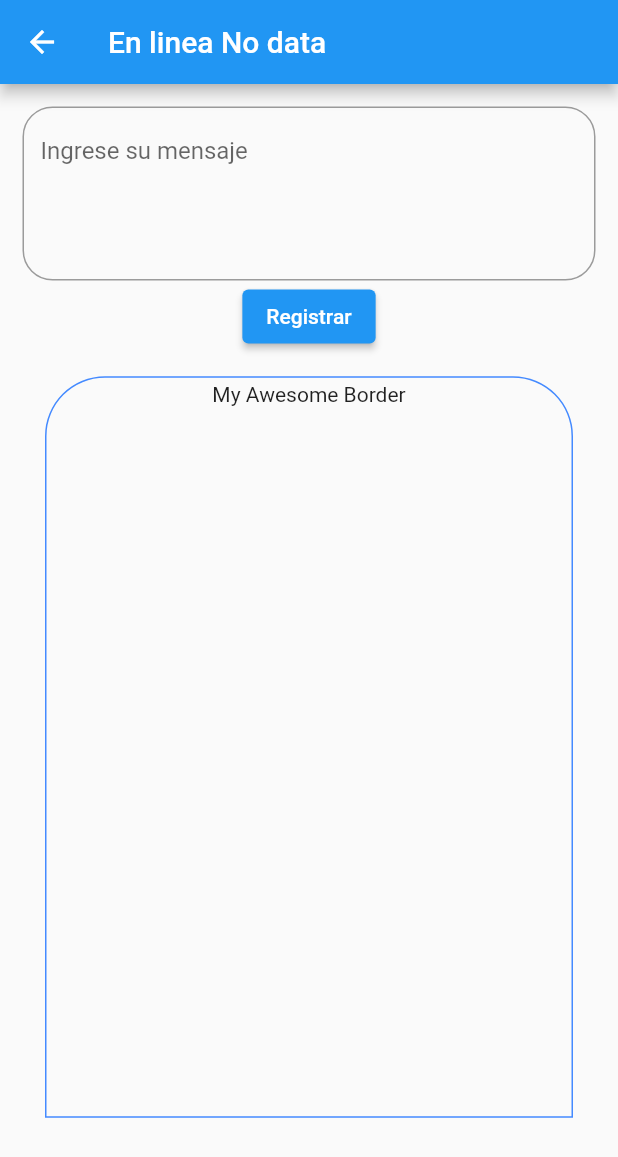
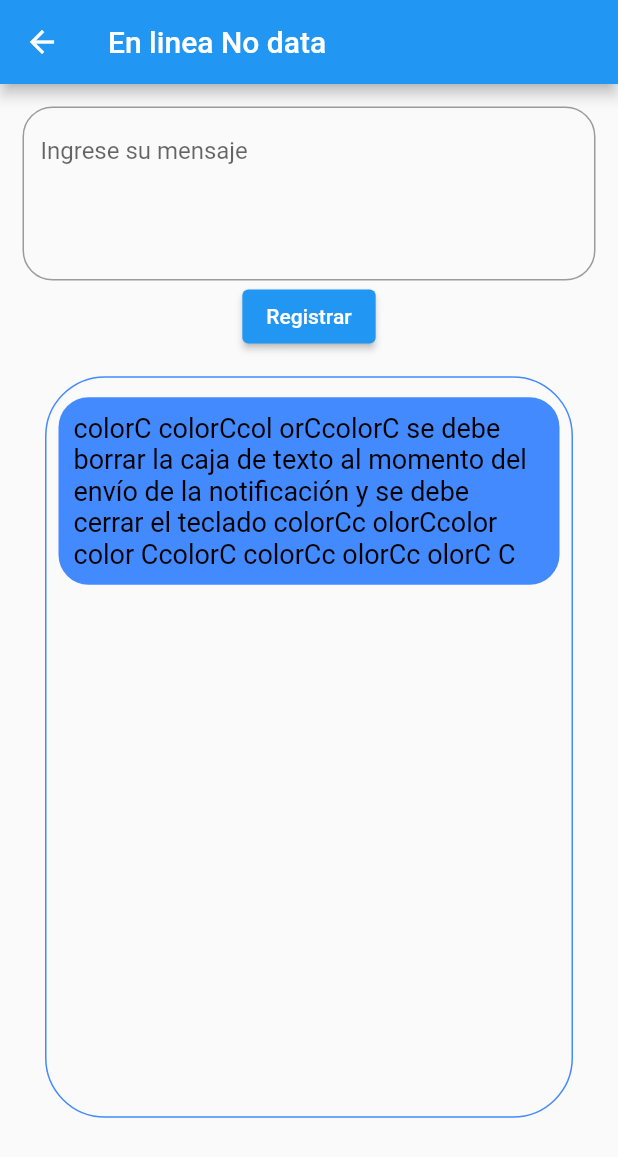
Before and after one commit to nathaliaaw/flutter_Mensajeria, a Flutter app: the MensajePage screen opened by its route, on a phone screen of 412 x 824 dp. Shown: the top 1157 px of the screen. Run offline on Flutter 3.47's test engine with Material 2 defaults, Android fonts, the phone set to English and light mode, and no system bars; our stand-ins replace firebase_core, firebase_messaging, qr_flutter, sqflite; missing offline and left inert: flutter_barcode_scanner; accounts and stored records are empty.

Commit message:
Genera la funcion de generaciond elos cuadros de texto en cuadros

```diff
--- a/notificaciones_push/lib/src/pages/mensaje_page.dart
+++ b/notificaciones_push/lib/src/pages/mensaje_page.dart
@@ -61,15 +61,47 @@ class _MensajePageState extends State<MensajePage> {
       padding: const EdgeInsets.all(3.0),
       decoration: BoxDecoration(
           border: Border.all(color: Colors.blueAccent),
-          borderRadius: new BorderRadius.only(
-            topLeft: const Radius.circular(40.0),
-            topRight: const Radius.circular(40.0),
-          )),
+          borderRadius: new BorderRadius.circular(40)),
+      child: ListView(
+        children:[  Column(
+          children: [
+            _mensajesEntrantes(Colors.blueAccent,
+                'colorC colorCcol orCcolorC se debe borrar la caja de texto al momento del envío de la notificación y se debe cerrar el teclado colorCc olorCcolor color CcolorC colorCc olorCc olorC C'),
+            ],
+        ),
+      ]
+
+      ),
+    );
+  }
+
+  _mensajesEntrantes(Color colorC, String texto) {
+    final size = MediaQuery.of(context).size;
+    return Container(
+      margin: EdgeInsets.only(top: 10,left: 5,right: 5),
+      constraints: BoxConstraints(
+        maxHeight: double.infinity,
+      ),
+      decoration: BoxDecoration(
+          color: colorC,
+          // border: Border.all(color: Colors.blueAccent),
+          borderRadius: new BorderRadius.circular(20)),
       child: Column(
         children: [
-          Text('My Awesome Border'),
+          Padding(
+            padding: const EdgeInsets.all(10),
+            child: Text(
+              '$texto',
+              softWrap: true,
+              style: TextStyle(
+                color: Colors.black,
+                fontSize: 18,
+              ),
+            ),
+          ),
         ],
       ),
     );
   }
+
 }
```
